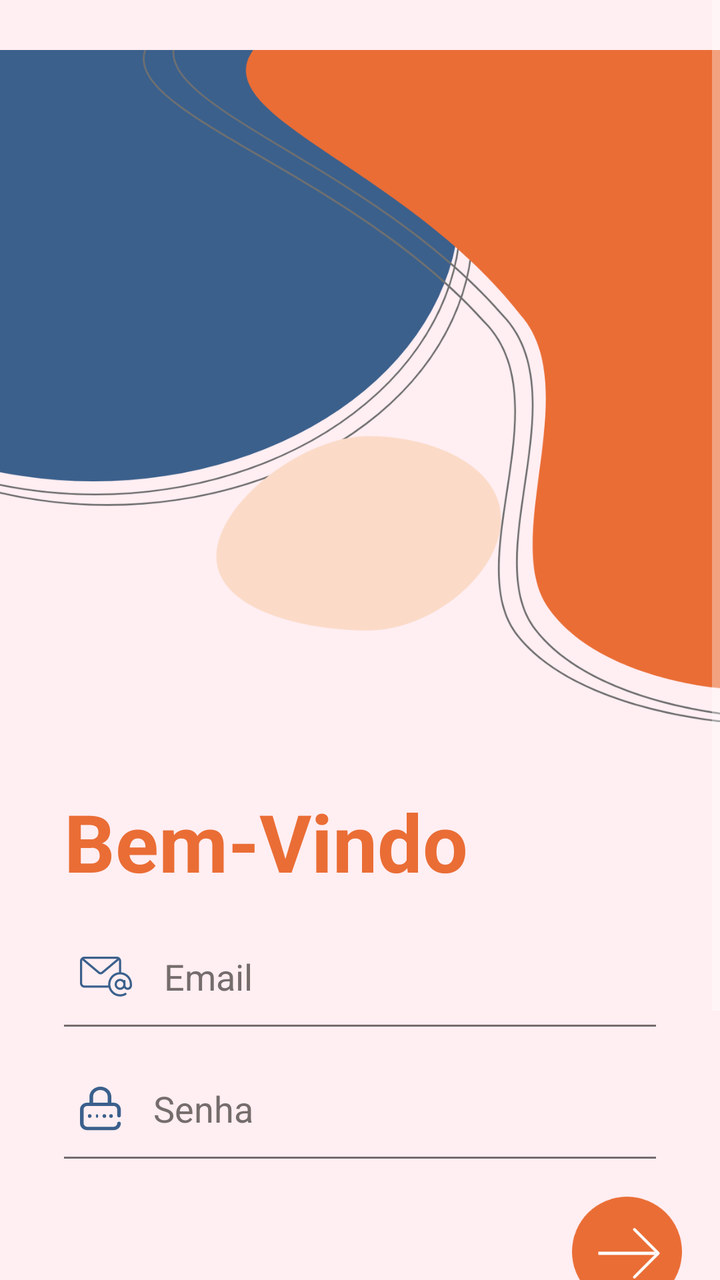
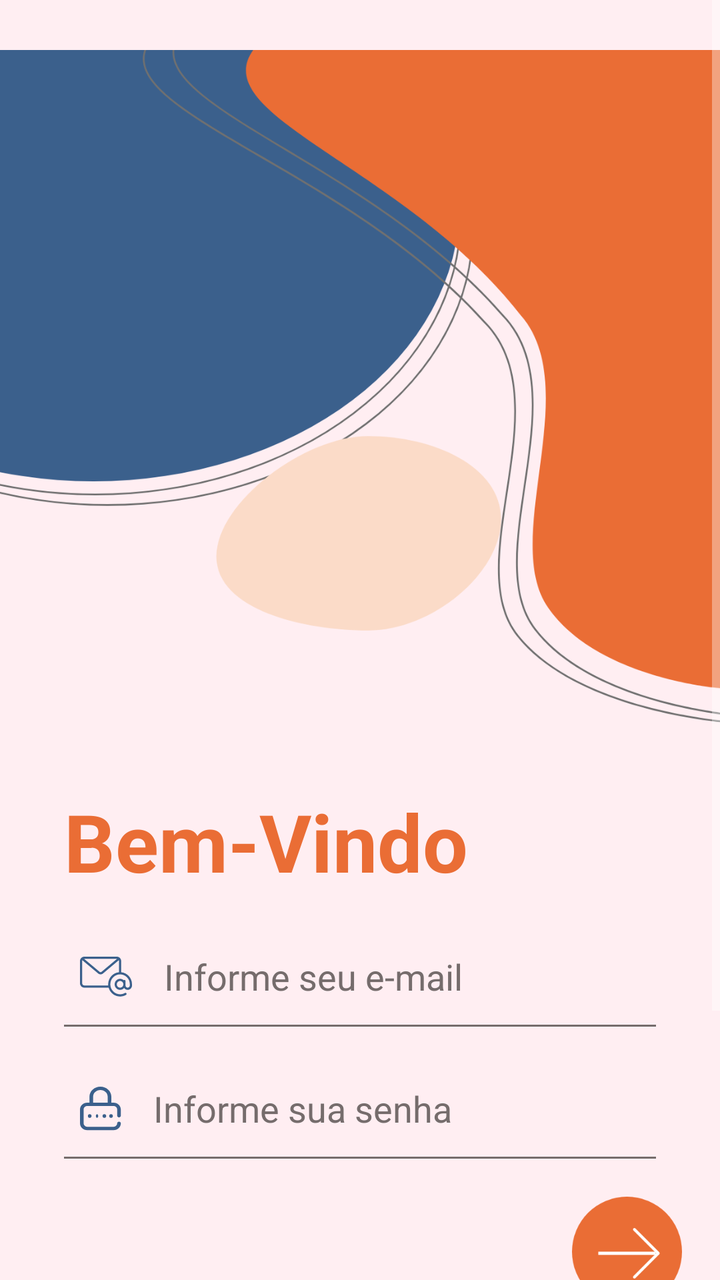

An Android layout rendered at two revisions. The XML below is the earlier revision; the diff shows what the commit changed to produce the second picture.
<!-- AndroidManifest.xml: application theme Theme.AppListaAlunos -->
<!-- res/layout/login.xml -->
<?xml version="1.0" encoding="utf-8"?>
<androidx.constraintlayout.widget.ConstraintLayout xmlns:android="http://schemas.android.com/apk/res/android"
    xmlns:app="http://schemas.android.com/apk/res-auto"
    xmlns:tools="http://schemas.android.com/tools"
    android:theme="@style/Theme.AppCompat.NoActionBar"
    android:layout_width="match_parent"
    android:layout_height="match_parent"
    android:backgroundTint="@color/backgroud_app">

    <ScrollView
        android:layout_width="match_parent"
        android:layout_height="match_parent"
        app:layout_constraintBottom_toBottomOf="parent"
        app:layout_constraintEnd_toEndOf="parent"
        app:layout_constraintStart_toStartOf="parent"
        app:layout_constraintTop_toTopOf="parent"
        android:background="@color/backgroud_app">

        <LinearLayout
            android:layout_width="match_parent"
            android:layout_height="match_parent"
            android:background="@color/backgroud_app"
            android:orientation="vertical"
            tools:ignore="ExtraText">

            <ImageView
                android:id="@+id/imageView2"
                android:layout_width="wrap_content"
                android:layout_height="wrap_content"
                app:srcCompat="@drawable/top_background1" />

            <TextView
                android:id="@+id/textView4"
                android:layout_width="match_parent"
                android:layout_height="wrap_content"
                android:layout_marginLeft="32dp"
                android:layout_marginRight="32dp"
                android:text="@string/bem_vindo"
                android:textColor="@color/Login_primary"
                android:textSize="40sp"
                android:textStyle="bold" />

            <EditText
                android:id="@+id/editTextEmail"
                android:layout_width="match_parent"
                android:layout_height="50dp"
                android:layout_marginLeft="32dp"
                android:layout_marginTop="16dp"
                android:layout_marginRight="32dp"
                android:background="@drawable/edittext_background"
                android:drawableStart="@drawable/email"
                android:drawablePadding="16dp"
                android:ems="10"
                android:hint="@string/email"
                android:inputType="textPersonName"
                android:padding="8dp"
                android:textColor="@color/text"
                android:textColorHint="@color/Login_edittext" />

            <EditText
                android:id="@+id/editTextPassword"
                android:layout_width="match_parent"
                android:layout_height="50dp"
                android:layout_marginLeft="32dp"
                android:layout_marginTop="16dp"
                android:layout_marginRight="32dp"
                android:background="@drawable/edittext_background"
                android:drawableStart="@drawable/password"
                android:drawablePadding="16dp"
                android:ems="10"
                android:hint="@string/senha"
                android:inputType="textWebPassword|textPassword"
                android:padding="8dp"
                android:textColor="@color/text"
                android:textColorHint="@color/Login_edittext" />

            <ImageButton
                android:id="@+id/imageView3"
                android:layout_width="61dp"
                android:layout_height="61dp"
                android:layout_gravity="end"
                android:layout_margin="16dp"
                android:layout_marginEnd="32dp"
                android:src="@drawable/btn_arraw1"
                android:padding="3dp"
                android:scaleType="centerInside"
                android:tooltipText="@string/entrar"
                android:background="@drawable/circular_button_background" />


            <LinearLayout
                android:layout_width="match_parent"
                android:layout_height="match_parent"
                android:backgroundTint="@color/backgroud_app"
                android:orientation="horizontal"
                android:padding="16dp">

                <Button
                    android:id="@+id/button"
                    style="@android:style/Widget.Button"
                    android:layout_width="wrap_content"
                    android:layout_height="50dp"
                    android:layout_marginEnd="8dp"
                    android:layout_weight="1"
                    android:background="@drawable/button_background"
                    android:drawableEnd="@drawable/facebook"
                    android:padding="8dp"
                    android:text="Facebook"
                    android:textColor="@color/text"
                    android:textStyle="bold" />

                <Button
                    android:id="@+id/button2"
                    style="@android:style/Widget.Button"
                    android:layout_width="wrap_content"
                    android:layout_height="55dp"
                    android:layout_marginEnd="8dp"
                    android:layout_weight="1"
                    android:background="@drawable/button_background"
                    android:drawableEnd="@drawable/google"
                    android:padding="8dp"
                    android:text="Google"
                    android:textColor="@color/text"
                    android:textStyle="bold" />


            </LinearLayout>

            <TextView
                android:id="@+id/textView2"
                android:layout_width="match_parent"
                android:layout_height="wrap_content"
                android:layout_margin="16dp"
                android:layout_weight="1"
                android:text="Novo usuário? Clique aqui"
                android:textAlignment="center"
                android:textColor="@color/text"
                android:textStyle="bold" />


        </LinearLayout>
    </ScrollView>

</androidx.constraintlayout.widget.ConstraintLayout>
<!-- resources referenced by this layout -->
<resources>
  <color name="Login_edittext">#756c6c</color>
  <color name="Login_primary">#EA6D35</color>
  <color name="backgroud_app">#ffeef2</color>
  <color name="text">#395e91</color>
  <!-- drawable btn_arraw1: png bitmap (drawable-hdpi, 3305 bytes) -->
  <!-- drawable button_background (drawable) -->
  <?xml version="1.0" encoding="utf-8"?>
  <layer-list xmlns:android="http://schemas.android.com/apk/res/android">
  <item>
      <shape android:shape="rectangle">
          <stroke android:width="1dp" android:color="#3b688c"/>
          <corners android:radius="10dp"/>
      </shape>
  </item>
  </layer-list>
  <!-- drawable circular_button_background (drawable) -->
  <ripple xmlns:android="http://schemas.android.com/apk/res/android"
      android:color="@color/Login_primary"> 
  
      
      <item android:id="@android:id/mask">
          <shape android:shape="oval">
              
              <solid android:color="@android:color/black" />
          </shape>
      </item>
  
      
      <item>
          <shape android:shape="oval">
              
              
  
              
              <solid android:color="@android:color/transparent" />
          </shape>
      </item>
  
  </ripple>
  <!-- drawable edittext_background (drawable) -->
  <?xml version="1.0" encoding="utf-8"?>
  <layer-list xmlns:android="http://schemas.android.com/apk/res/android">
  <item android:top="-3dp" android:bottom="-1dp" android:left="-3dp" android:right="-3dp">
      <shape android:shape="rectangle">
          <stroke android:width="2dp" android:color="@color/Login_edittext"/>
      </shape>
  </item>
  </layer-list>
  <!-- drawable email: png bitmap (drawable-hdpi, 1038 bytes) -->
  <!-- drawable facebook: png bitmap (drawable-hdpi, 991 bytes) -->
  <!-- drawable google: png bitmap (drawable-hdpi, 1180 bytes) -->
  <!-- drawable password: png bitmap (drawable-hdpi, 707 bytes) -->
  <!-- drawable top_background1: png bitmap (drawable-hdpi, 51245 bytes) -->
  <string name="bem_vindo">Bem-Vindo</string>
  <string name="email">Email</string>
  <string name="entrar">Entrar</string>
  <string name="senha">Senha</string>
  <style name="Theme.AppListaAlunos" parent="Theme.AppCompat.NoActionBar">
          
          <item name="colorPrimary">#63A5EF</item>
          <item name="colorPrimaryVariant">#3F8DDC</item>
          <item name="colorOnPrimary">#003B46</item>
          
          <item name="colorSecondary">#A1D9D1</item>
          <item name="colorSecondaryVariant">#72C1B8</item>
          <item name="colorOnSecondary">#003B46</item>
          
          <item name="android:statusBarColor" tools:targetApi="l">?attr/colorPrimaryVariant</item>
          
          <item name="colorOnBackground">#2D3748</item> 
          <item name="colorSurface">@color/backgroud_app</item> 
          <item name="colorOnSurface">#4A5568</item> 
      </style>
</resources>

<!-- the commit's change to res/layout/login.xml (unified diff, before → after) -->
@@ -18,7 +18,7 @@
 
         <LinearLayout
             android:layout_width="match_parent"
-            android:layout_height="match_parent"
+            android:layout_height="wrap_content"
             android:background="@color/backgroud_app"
             android:orientation="vertical"
             tools:ignore="ExtraText">
@@ -27,7 +27,8 @@
                 android:id="@+id/imageView2"
                 android:layout_width="wrap_content"
                 android:layout_height="wrap_content"
-                app:srcCompat="@drawable/top_background1" />
+                app:srcCompat="@drawable/top_background1"
+                tools:ignore="ContentDescription" />
 
             <TextView
                 android:id="@+id/textView4"
@@ -47,12 +48,13 @@
                 android:layout_marginLeft="32dp"
                 android:layout_marginTop="16dp"
                 android:layout_marginRight="32dp"
+                android:autofillHints="emailAddress"
                 android:background="@drawable/edittext_background"
                 android:drawableStart="@drawable/email"
                 android:drawablePadding="16dp"
                 android:ems="10"
-                android:hint="@string/email"
-                android:inputType="textPersonName"
+                android:hint="@string/informe_seu_email"
+                android:inputType="textEmailAddress"
                 android:padding="8dp"
                 android:textColor="@color/text"
                 android:textColorHint="@color/Login_edittext" />
@@ -64,11 +66,12 @@
                 android:layout_marginLeft="32dp"
                 android:layout_marginTop="16dp"
                 android:layout_marginRight="32dp"
+                android:autofillHints="password"
                 android:background="@drawable/edittext_background"
                 android:drawableStart="@drawable/password"
                 android:drawablePadding="16dp"
                 android:ems="10"
-                android:hint="@string/senha"
+                android:hint="@string/informe_senha"
                 android:inputType="textWebPassword|textPassword"
                 android:padding="8dp"
                 android:textColor="@color/text"
@@ -85,7 +88,8 @@
                 android:padding="3dp"
                 android:scaleType="centerInside"
                 android:tooltipText="@string/entrar"
-                android:background="@drawable/circular_button_background" />
+                android:background="@drawable/circular_button_background"
+                tools:ignore="ContentDescription" />
 
 
             <LinearLayout
@@ -96,30 +100,16 @@
                 android:padding="16dp">
 
                 <Button
-                    android:id="@+id/button"
-                    style="@android:style/Widget.Button"
-                    android:layout_width="wrap_content"
-                    android:layout_height="50dp"
-                    android:layout_marginEnd="8dp"
-                    android:layout_weight="1"
-                    android:background="@drawable/button_background"
-                    android:drawableEnd="@drawable/facebook"
-                    android:padding="8dp"
-                    android:text="Facebook"
-                    android:textColor="@color/text"
-                    android:textStyle="bold" />
-
-                <Button
                     android:id="@+id/button2"
                     style="@android:style/Widget.Button"
-                    android:layout_width="wrap_content"
+                    android:layout_width="0dp"
                     android:layout_height="55dp"
                     android:layout_marginEnd="8dp"
                     android:layout_weight="1"
                     android:background="@drawable/button_background"
                     android:drawableEnd="@drawable/google"
                     android:padding="8dp"
-                    android:text="Google"
+                    android:text="@string/acesse_com_sua_conta_google"
                     android:textColor="@color/text"
                     android:textStyle="bold" />
 
@@ -129,10 +119,10 @@
             <TextView
                 android:id="@+id/textView2"
                 android:layout_width="match_parent"
-                android:layout_height="wrap_content"
+                android:layout_height="0dp"
                 android:layout_margin="16dp"
                 android:layout_weight="1"
-                android:text="Novo usuário? Clique aqui"
+                android:text="@string/novo_usu_rio_clique_aqui"
                 android:textAlignment="center"
                 android:textColor="@color/text"
                 android:textStyle="bold" />
<!-- resource entries referenced after the edit -->
@@ -49,14 +49,15 @@
   </item>
   </layer-list>
   <!-- drawable email: png bitmap (drawable-hdpi, 1038 bytes) -->
-  <!-- drawable facebook: png bitmap (drawable-hdpi, 991 bytes) -->
   <!-- drawable google: png bitmap (drawable-hdpi, 1180 bytes) -->
   <!-- drawable password: png bitmap (drawable-hdpi, 707 bytes) -->
   <!-- drawable top_background1: png bitmap (drawable-hdpi, 51245 bytes) -->
+  <string name="acesse_com_sua_conta_google">Acesse com sua conta Google</string>
   <string name="bem_vindo">Bem-Vindo</string>
-  <string name="email">Email</string>
   <string name="entrar">Entrar</string>
-  <string name="senha">Senha</string>
+  <string name="informe_senha">Informe sua senha</string>
+  <string name="informe_seu_email">Informe seu e-mail </string>
+  <string name="novo_usu_rio_clique_aqui">Novo usuário? Clique aqui</string>
   <style name="Theme.AppListaAlunos" parent="Theme.AppCompat.NoActionBar">
           
           <item name="colorPrimary">#63A5EF</item>
